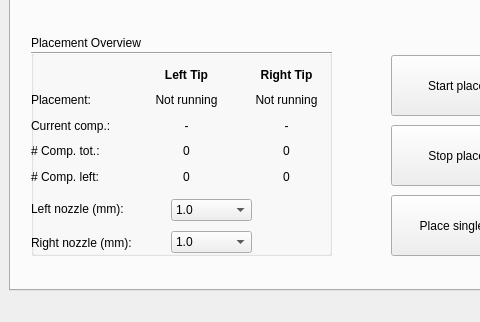
The window that pap_gui/ui/main_window.ui (JohanVer/PAP2015) describes before a commit, drawn with Qt 5; both pictures show x 0 to 480 and y 439 to 761 of the 1478 by 761 pixel window.
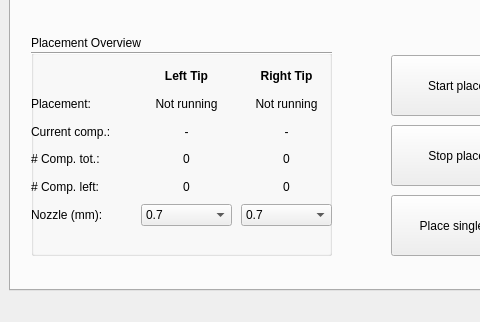
The same window after the commit. Icons and pictures are not drawn. Custom widgets are drawn as their Qt base class.

```diff
--- a/pap_gui/ui/main_window.ui
+++ b/pap_gui/ui/main_window.ui
@@ -433,7 +433,7 @@
            <x>0</x>
            <y>30</y>
            <width>111</width>
-           <height>121</height>
+           <height>161</height>
           </rect>
          </property>
          <layout class="QVBoxLayout" name="verticalLayout_21">
@@ -472,6 +472,13 @@
             </property>
            </widget>
           </item>
+          <item>
+           <widget class="QLabel" name="label_6">
+            <property name="text">
+             <string>Nozzle (mm):</string>
+            </property>
+           </widget>
+          </item>
          </layout>
         </widget>
         <widget class="QWidget" name="verticalLayoutWidget_12">
@@ -480,7 +487,7 @@
            <x>110</x>
            <y>30</y>
            <width>91</width>
-           <height>121</height>
+           <height>161</height>
           </rect>
          </property>
          <layout class="QVBoxLayout" name="verticalLayout_25">
@@ -546,23 +553,14 @@
             </property>
            </widget>
           </item>
-         </layout>
-        </widget>
-        <widget class="QWidget" name="verticalLayoutWidget_2">
-         <property name="geometry">
-          <rect>
-           <x>140</x>
-           <y>160</y>
-           <width>81</width>
-           <height>62</height>
-          </rect>
-         </property>
-         <layout class="QVBoxLayout" name="verticalLayout_33">
           <item>
            <widget class="QComboBox" name="leftNozzle_comboBox">
+            <property name="editable">
+             <bool>false</bool>
+            </property>
             <item>
              <property name="text">
-              <string>1.0</string>
+              <string>0.7</string>
              </property>
             </item>
             <item>
@@ -580,13 +578,9 @@
               <string>-</string>
              </property>
             </item>
-           </widget>
-          </item>
-          <item>
-           <widget class="QComboBox" name="rightNozzle_comboBox">
             <item>
              <property name="text">
-              <string>1.0</string>
+              <string>2.5</string>
              </property>
             </item>
             <item>
@@ -905,39 +899,13 @@
          <string>Place single comp.</string>
         </property>
        </widget>
-       <widget class="QWidget" name="verticalLayoutWidget">
-        <property name="geometry">
-         <rect>
-          <x>20</x>
-          <y>580</y>
-          <width>131</width>
-          <height>61</height>
-         </rect>
-        </property>
-        <layout class="QVBoxLayout" name="verticalLayout_31">
-         <item>
-          <widget class="QLabel" name="label_6">
-           <property name="text">
-            <string>Left nozzle (mm):</string>
-           </property>
-          </widget>
-         </item>
-         <item>
-          <widget class="QLabel" name="label_14">
-           <property name="text">
-            <string>Right nozzle (mm):</string>
-           </property>
-          </widget>
-         </item>
-        </layout>
-       </widget>
        <widget class="QWidget" name="verticalLayoutWidget_4">
         <property name="geometry">
          <rect>
           <x>230</x>
           <y>450</y>
           <width>91</width>
-          <height>121</height>
+          <height>161</height>
          </rect>
         </property>
         <layout class="QVBoxLayout" name="verticalLayout_48">
@@ -1000,6 +968,45 @@
            </property>
           </widget>
          </item>
+         <item>
+          <widget class="QComboBox" name="rightNozzle_comboBox">
+           <item>
+            <property name="text">
+             <string>0.7</string>
+            </property>
+           </item>
+           <item>
+            <property name="text">
+             <string>1.0</string>
+            </property>
+           </item>
+           <item>
+            <property name="text">
+             <string>1.3</string>
+            </property>
+           </item>
+           <item>
+            <property name="text">
+             <string>1.8</string>
+            </property>
+           </item>
+           <item>
+            <property name="text">
+             <string>2.5</string>
+            </property>
+           </item>
+           <item>
+            <property name="text">
+             <string>3.8</string>
+            </property>
+           </item>
+           <item>
+            <property name="text">
+             <string>-</string>
+            </property>
+           </item>
+          </widget>
+         </item>
         </layout>
        </widget>
       </widget>
```
Left out of the diff: 13 changed lines with no effect on the pictures.
